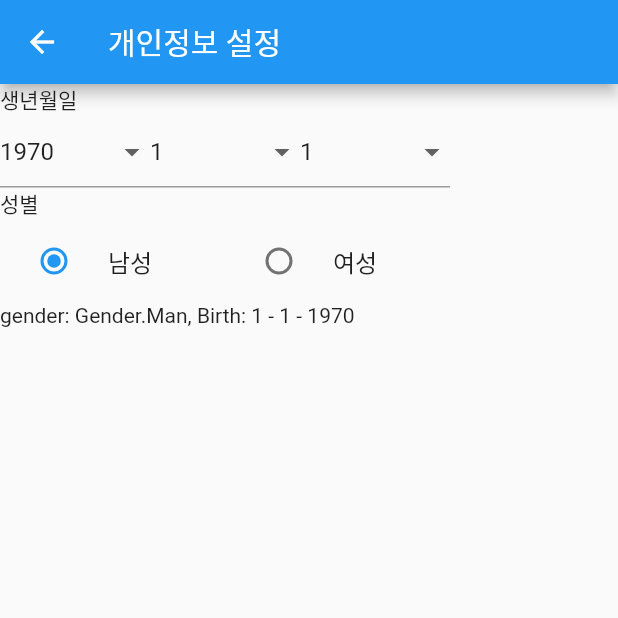
After one commit to hayeon29/totalengineerproj1, a Flutter app: the screen it shows after launch, item 3 of the bottom bar chosen, after a tap on "개인정보 설정", on a phone screen of 412 x 824 dp, the top half of it. The commit adds this screen. Run offline on Flutter 3.47's test engine with Material 2 defaults, Android fonts, the phone set to English and light mode, and no system bars; our stand-ins replace flutter_blue, google_fonts, permission_handler, shared_preferences.

Commit message:
페이지 추가 settings - components 삭제 - 개인정보, 알람설정 추가
home
- 블루투스 기기설정, 그래프 페이지(페이지만) 추가

추가작업및 수정사항은 TODO로

```diff
--- /dev/null
+++ b/lib/Settings/personal_settings_screen.dart
@@ -0,0 +1,355 @@
+import 'package:flutter/cupertino.dart';
+import 'package:flutter/material.dart';
+import 'package:shared_preferences/shared_preferences.dart';
+
+enum Gender { Man, Woman }
+//TODO:Gender Flag로 만들어서 bool타입으로 관리할 것
+
+class PersonalSettings extends StatefulWidget {
+  const PersonalSettings({Key? key}) : super(key: key);
+
+  @override
+  _PersonalSettingsState createState() => _PersonalSettingsState();
+}
+
+class _PersonalSettingsState extends State<PersonalSettings> {
+  var _selectedYear = '1970';
+  final _yearList = [
+    '1921',
+    '1922',
+    '1923',
+    '1924',
+    '1925',
+    '1926',
+    '1927',
+    '1928',
+    '1929',
+    '1930',
+    '1931',
+    '1932',
+    '1933',
+    '1934',
+    '1935',
+    '1936',
+    '1937',
+    '1938',
+    '1939',
+    '1940',
+    '1941',
+    '1942',
+    '1943',
+    '1944',
+    '1945',
+    '1946',
+    '1947',
+    '1948',
+    '1949',
+    '1950',
+    '1951',
+    '1952',
+    '1953',
+    '1954',
+    '1955',
+    '1956',
+    '1957',
+    '1958',
+    '1959',
+    '1960',
+    '1961',
+    '1962',
+    '1963',
+    '1964',
+    '1965',
+    '1966',
+    '1967',
+    '1968',
+    '1969',
+    '1970',
+    '1971',
+    '1972',
+    '1973',
+    '1974',
+    '1975',
+    '1976',
+    '1977',
+    '1978',
+    '1979',
+    '1980',
+    '1981',
+    '1982',
+    '1983',
+    '1984',
+    '1985',
+    '1986',
+    '1987',
+    '1988',
+    '1989',
+    '1990',
+    '1991',
+    '1992',
+    '1993',
+    '1994',
+    '1995',
+    '1996',
+    '1997',
+    '1998',
+    '1999',
+    '2000',
+    '2001',
+    '2002',
+    '2003',
+    '2004',
+    '2005',
+    '2006',
+    '2007',
+    '2008',
+    '2009',
+    '2010',
+    '2011',
+    '2012',
+    '2013',
+    '2014',
+    '2015',
+    '2016',
+    '2017',
+    '2018',
+    '2019',
+    '2020'
+  ];
+  var _selectedMonth = '1';
+  final _monthList = [
+    '1',
+    '2',
+    '3',
+    '4',
+    '5',
+    '6',
+    '7',
+    '8',
+    '9',
+    '10',
+    '11',
+    '12'
+  ];
+  var _selectedDate = '1';
+  final _dateList = [
+    '1',
+    '2',
+    '3',
+    '4',
+    '5',
+    '6',
+    '7',
+    '8',
+    '9',
+    '10',
+    '11',
+    '12',
+    '13',
+    '14',
+    '15',
+    '16',
+    '17',
+    '18',
+    '19',
+    '20',
+    '21',
+    '22',
+    '23',
+    '24',
+    '25',
+    '26',
+    '27',
+    '28',
+    '29',
+    '30',
+    '31'
+  ];
+
+  Gender _gender = Gender.Man;
+
+  void _setData(String value1, Gender value2) async {
+    var keyBdate = 'BDate';
+    var keyGen = 'Gender';
+    SharedPreferences pref = await SharedPreferences.getInstance();
+    pref.setString(keyBdate, value1);
+    pref.setString(keyGen, value2.toString());
+  }
+
+  void _loadData() async {
+    var keyBDate = 'BDate';
+    var keyGen = 'Gender';
+    SharedPreferences pref = await SharedPreferences.getInstance();
+    setState(() {
+      var value1 = pref.getString(keyBDate);
+      //TODO:전달받은 value값 분해해서 _selectedDate, _seletedMonth, _selectedYear변수에 집어넣기
+      var value2 = pref.getString(keyGen);
+      value2 = _gender as String?;
+    });
+  }
+
+  @override
+  void initState() {
+    super.initState();
+    _loadData();
+  }
+
+  void _setPersonalSettings() {
+    setState(() {
+      _setData('$_selectedDate - $_selectedMonth - $_selectedYear', _gender);
+    });
+  }
+
+  @override
+  Widget build(BuildContext context) {
+    return Scaffold(
+      appBar: AppBar(title: Text('개인정보 설정')),
+      body: Column(
+        crossAxisAlignment: CrossAxisAlignment.start,
+        children: <Widget>[
+          Text('생년월일'),
+          Row(
+            children: <Widget>[
+              Container(
+                width: 100,
+                child: DropdownButtonFormField(
+                  value: _selectedYear,
+                  items: _yearList.map(
+                    (value) {
+                      return DropdownMenuItem(
+                        value: value,
+                        child: Text(value),
+                      );
+                    },
+                  ).toList(),
+                  onChanged: (value) {
+                    setState(() {
+                      _selectedYear = value.toString();
+                    });
+                  },
+                ),
+              ),
+              Container(
+                width: 100,
+                child: DropdownButtonFormField(
+                  value: _selectedMonth,
+                  items: _monthList.map(
+                    (value) {
+                      return DropdownMenuItem(
+                        value: value,
+                        child: Text(value),
+                      );
+                    },
+                  ).toList(),
+                  onChanged: (value) {
+                    setState(() {
+                      _selectedMonth = value.toString();
+                    });
+                  },
+                ),
+              ),
+              Container(
+                width: 100,
+                child: DropdownButtonFormField(
+                  value: _selectedDate,
+                  items: _dateList.map(
+                    (value) {
+                      return DropdownMenuItem(
+                        value: value,
+                        child: Text(value),
+                      );
+                    },
+                  ).toList(),
+                  onChanged: (value) {
+                    setState(() {
+                      _selectedDate = value.toString();
+                    });
+                  },
+                ),
+              ),
+            ],
+          ),
+          Text('성별'),
+          Row(
+            children: <Widget>[
+              Container(
+                width: 150,
+                child: RadioListTile(
+                  title: Text('남성'),
+                  value: Gender.Man,
+                  groupValue: _gender,
+                  onChanged: (value) {
+                    setState(() {
+                      _gender = Gender.Man;
+                    });
+                  },
+                ),
+              ),
+              Container(
+                  width: 150,
+                  child: RadioListTile(
+                      title: Text('여성'),
+                      value: Gender.Woman,
+                      groupValue: _gender,
+                      onChanged: (value) {
+                        setState(() {
+                          _gender = Gender.Woman;
+                        });
+                      })
+              ),
+            ],
+          ),
+          Text('gender: $_gender, Birth: $_selectedDate - $_selectedMonth - $_selectedYear')
+        ],
+      ),
+      /*
+      body: Padding(
+        padding: EdgeInsets.all(8.0),
+        child: Column(
+          children: <Widget>[
+            Text('생년월일'),
+                DropdownButtonFormField(
+                  value: _selectedValue,
+                  items: _valueList.map(
+                        (value) {
+                      return DropdownMenuItem(
+                        value: value,
+                        child: Text(value),
+                      );
+                    },
+                  ).toList(),
+                  onChanged: (value) {
+                    setState(() {
+                      _selectedValue = value.toString();
+                    });
+                  },
+                ),
+
+            Text('성별'),
+            RadioListTile(
+              title:Text('남성'),
+              value: Gender.Man,
+              groupValue: _gender,
+              onChanged: (value) {
+                  setState(() {
+                    _gender = Gender.Man;
+                  });
+              },
+            ),
+            RadioListTile(
+                title:Text('여성'),
+                value: Gender.Woman,
+                groupValue: _gender,
+                onChanged: (value) {
+                  setState(() {
+                    _gender = Gender.Woman;
+                  });
+                })
+
+          ],
+        )
+      )
+        */
+    );
+  }
+}
--- a/lib/Settings/settings_screen.dart
+++ b/lib/Settings/settings_screen.dart
@@ -1,7 +1,9 @@
+import 'package:flutter/cupertino.dart';
 import 'package:flutter/material.dart';
-import 'package:smart_alarm/Settings/components/menu_data.dart';
+import 'package:smart_alarm/Settings/personal_settings_screen.dart';
 
-import 'components/settings_menu.dart';
+import 'alarm_settings_screen.dart';
+
 
 class SettingsScreen extends StatelessWidget {
   @override
@@ -9,14 +11,47 @@ class SettingsScreen extends StatelessWidget {
     return Scaffold(
       appBar: AppBar(
         title: const Text('설정'),
-        actions: [
-
-        ],
       ),
       body: ListView(
-        children: [
-          const SizedBox(height: 8.0),
-          SettingMenu(iconMenuList: iconMenu),
+        children: <Widget>[
+          ListTile(
+            leading: null,
+            title: Text('개인정보 설정'),
+            subtitle: Text('사용자의 개인정보를 설정합니다'),
+            onTap: () {
+              Navigator.push(
+                  context,
+                  MaterialPageRoute(builder: (context) => PersonalSettings())
+              );
+            } ,
+          ),
+          ListTile(
+            leading: null,
+            title: Text('테마 설정'),
+            subtitle: Text('앱의 테마를 설정합니다'),
+            onTap: () {} ,
+          ),
+          ListTile(
+            leading: null,
+            title: Text('알림 설정'),
+            subtitle: Text('알림 설정'),
+            onTap: () {
+              Navigator.push(
+                  context,
+                  MaterialPageRoute(builder: (context) => AlarmSettings())
+              );
+            } ,
+          ),
+          ListTile(
+            leading: null,
+            title: Text('라이센스 정보'),
+            onTap: () {} ,
+          ),
+          ListTile(
+            leading: null,
+            title: Text('개인정보처리방침'),
+            onTap: () {} ,
+          ),
         ],
       ),
 
--- a/pubspec.yaml
+++ b/pubspec.yaml
@@ -18,7 +18,7 @@ publish_to: 'none' # Remove this line if you wish to publish to pub.dev
 version: 1.0.0+1
 
 environment:
-  sdk: ">=2.12.0 <3.0.0"
+  sdk: ">=2.14.0 <3.0.0"
 
 dependencies:
   flutter:
@@ -29,6 +29,7 @@ dependencies:
   # The following adds the Cupertino Icons font to your application.
   # Use with the CupertinoIcons class for iOS style icons.
   cupertino_icons: ^1.0.2
+  shared_preferences: ^2.0.8
 
 dev_dependencies:
   flutter_test:
```
Also changed, not shown: lib/Home/ble_settings_screen.dart (added, +72 -0 lines), lib/Home/home_screen.dart (+15 -1 lines), lib/Home/realtime_graph_screen.dart (added, +20 -0 lines), lib/Settings/alarm_settings_screen.dart (added, +104 -0 lines), lib/Settings/components/menu_data.dart (deleted, +0 -14 lines), lib/Settings/components/settings_menu.dart (deleted, +0 -43 lines), pubspec.lock.
